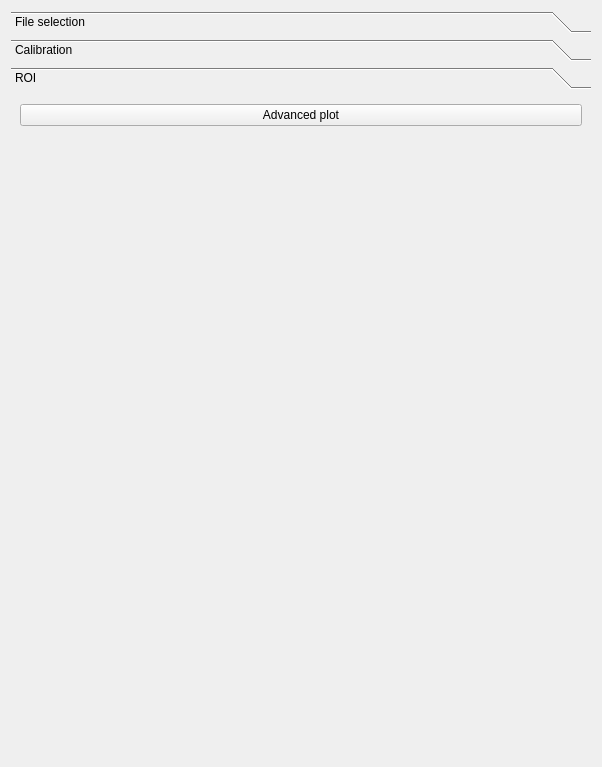
Attolab/GUI_XUV_SE10, file main_panel.ui: the form before one commit.
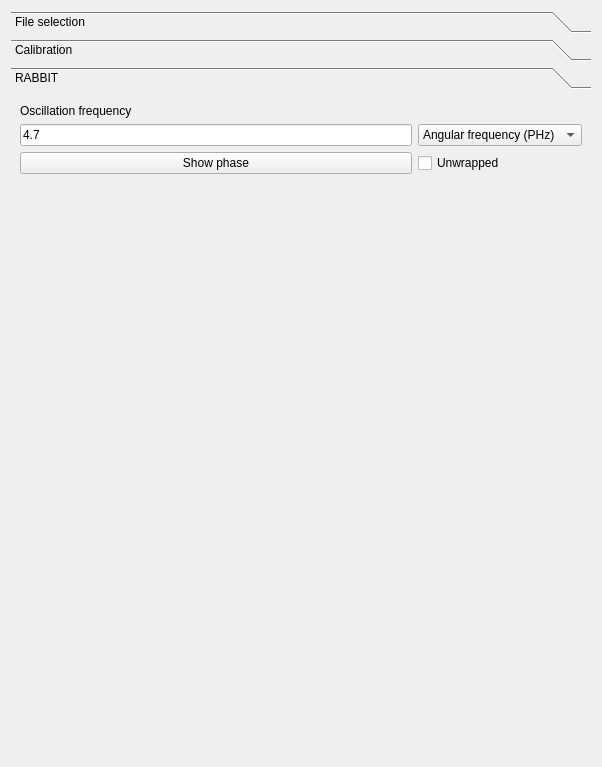
The form after the commit. The open tabs and pages were chosen to show the change.

Commit message: Easy RABBIT phase for GUI

```diff
--- a/main_panel.ui
+++ b/main_panel.ui
@@ -492,11 +492,61 @@
          </sizepolicy>
         </property>
         <attribute name="label">
-         <string>ROI</string>
+         <string>RABBIT</string>
         </attribute>
         <layout class="QVBoxLayout" name="verticalLayout_3">
          <item>
-          <widget class="QPushButton" name="advancedPlot_pushButton">
+          <layout class="QGridLayout" name="gridLayout_3">
+           <item row="1" column="1">
+            <widget class="QComboBox" name="oscillationUnits_comboBox">
+             <property name="currentIndex">
+              <number>3</number>
+             </property>
+             <item>
+              <property name="text">
+               <string>Wavelength (nm)</string>
+              </property>
+             </item>
+             <item>
+              <property name="text">
+               <string>Energy (eV)</string>
+              </property>
+             </item>
+             <item>
+              <property name="text">
+               <string>Frequency (THz)</string>
+              </property>
+             </item>
+             <item>
+              <property name="text">
+               <string>Angular frequency (PHz)</string>
+              </property>
+             </item>
+            </widget>
+           </item>
+           <item row="0" column="0">
+            <widget class="QLabel" name="label_9">
+             <property name="text">
+              <string>Oscillation frequency</string>
+             </property>
+            </widget>
+           </item>
+           <item row="1" column="0">
+            <widget class="QLineEdit" name="oscillationFrequency_lineEdit">
+             <property name="text">
+              <string>4.7</string>
+             </property>
+            </widget>
+           </item>
+           <item row="2" column="1">
+            <widget class="QCheckBox" name="unwrapPhase_checkBox">
+             <property name="text">
+              <string>Unwrapped</string>
+             </property>
+            </widget>
+           </item>
+           <item row="2" column="0">
+            <widget class="QPushButton" name="showPhase_pushButton">
            <property name="sizePolicy">
             <sizepolicy hsizetype="Minimum" vsizetype="Fixed">
              <horstretch>0</horstretch>
@@ -504,9 +554,11 @@
             </sizepolicy>
            </property>
            <property name="text">
-            <string>Advanced plot</string>
-           </property>
-          </widget>
+              <string>Show phase</string>
+             </property>
+            </widget>
+           </item>
+          </layout>
          </item>
          <item>
           <spacer name="verticalSpacer_4">
```
Left out of the diff: 2 changed lines with no effect on the pictures. Lines whose indentation alone changed are shown as unchanged. The commit also changes 4 other files.
